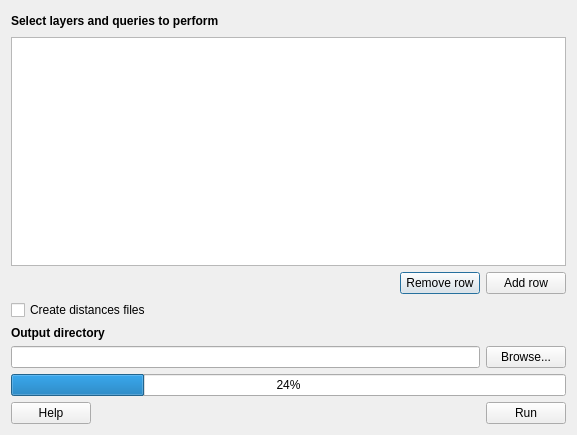
The window that conefor_dlg.ui (ricardogsilva/qgisconefor) describes before a commit, drawn with Qt 5.
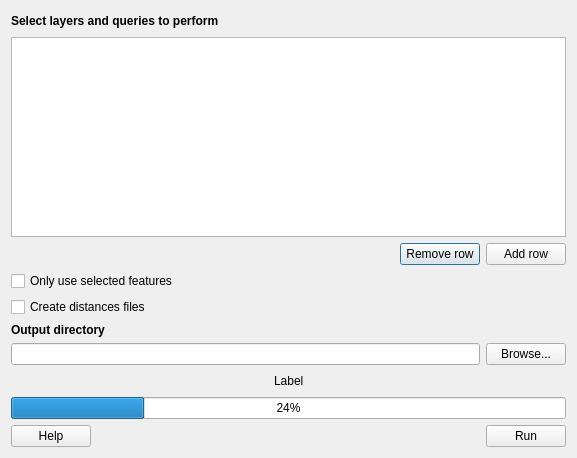
The same window after the commit.

Commit message: various GUI tweaks and other stuff.

The edit to the form file:
```diff
--- a/conefor_dlg.ui
+++ b/conefor_dlg.ui
@@ -7,7 +7,7 @@
     <x>0</x>
     <y>0</y>
     <width>577</width>
-    <height>435</height>
+    <height>458</height>
    </rect>
   </property>
   <property name="windowTitle">
@@ -92,6 +92,30 @@
     </layout>
    </item>
    <item row="3" column="0">
+    <layout class="QHBoxLayout" name="horizontalLayout_6">
+     <item>
+      <widget class="QCheckBox" name="use_selected_features_chb">
+       <property name="text">
+        <string>Only use selected features</string>
+       </property>
+      </widget>
+     </item>
+     <item>
+      <spacer name="horizontalSpacer_5">
+       <property name="orientation">
+        <enum>Qt::Horizontal</enum>
+       </property>
+       <property name="sizeHint" stdset="0">
+        <size>
+         <width>40</width>
+         <height>20</height>
+        </size>
+       </property>
+      </spacer>
+     </item>
+    </layout>
+   </item>
+   <item row="4" column="0">
     <layout class="QHBoxLayout" name="horizontalLayout">
      <item>
       <widget class="QCheckBox" name="create_distances_files_chb">
@@ -115,7 +139,7 @@
      </item>
     </layout>
    </item>
-   <item row="4" column="0">
+   <item row="5" column="0">
     <widget class="QLabel" name="output_la">
      <property name="text">
       <string>&lt;html&gt;&lt;head/&gt;&lt;body&gt;&lt;p&gt;&lt;span style=&quot; font-weight:600;&quot;&gt;Output directory&lt;/span&gt;&lt;/p&gt;&lt;/body&gt;&lt;/html&gt;</string>
@@ -125,7 +149,7 @@
      </property>
     </widget>
    </item>
-   <item row="5" column="0">
+   <item row="6" column="0">
     <layout class="QHBoxLayout" name="horizontalLayout_2">
      <item>
       <widget class="QLineEdit" name="output_dir_le"/>
@@ -139,14 +163,51 @@
      </item>
     </layout>
    </item>
-   <item row="6" column="0">
+   <item row="7" column="0">
+    <layout class="QHBoxLayout" name="horizontalLayout_7">
+     <item>
+      <spacer name="horizontalSpacer_6">
+       <property name="orientation">
+        <enum>Qt::Horizontal</enum>
+       </property>
+       <property name="sizeHint" stdset="0">
+        <size>
+         <width>40</width>
+         <height>20</height>
+        </size>
+       </property>
+      </spacer>
+     </item>
+     <item>
+      <widget class="QLabel" name="progress_la">
+       <property name="text">
+        <string>Label</string>
+       </property>
+      </widget>
+     </item>
+     <item>
+      <spacer name="horizontalSpacer_7">
+       <property name="orientation">
+        <enum>Qt::Horizontal</enum>
+       </property>
+       <property name="sizeHint" stdset="0">
+        <size>
+         <width>40</width>
+         <height>20</height>
+        </size>
+       </property>
+      </spacer>
+     </item>
+    </layout>
+   </item>
+   <item row="8" column="0">
     <widget class="QProgressBar" name="progressBar">
      <property name="value">
       <number>24</number>
      </property>
     </widget>
    </item>
-   <item row="7" column="0">
+   <item row="9" column="0">
     <layout class="QHBoxLayout" name="horizontalLayout_5">
      <item>
       <widget class="QPushButton" name="help_btn">
```
Left out of the diff: 2 changed lines with no effect on the pictures. The commit also changes 4 other files.
